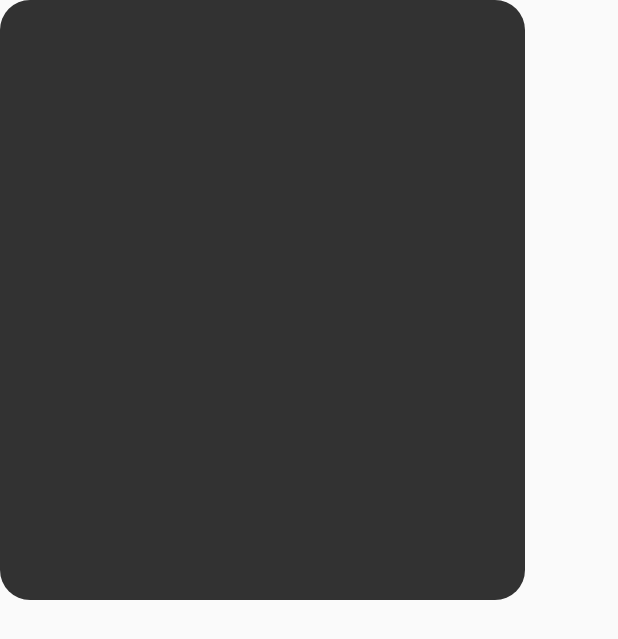
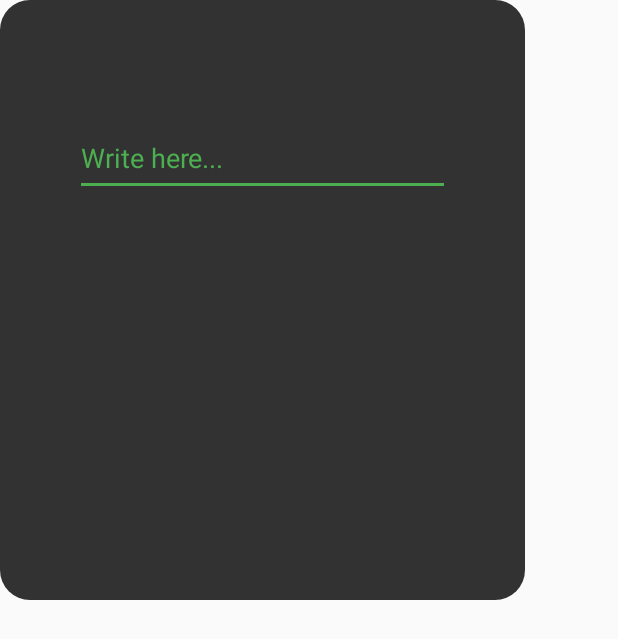
Before and after one commit to ratouney/DEV_area_2019, an Android app: the layout focus_app.xml on its own in the app's theme, with its tools: preview values and no code run, on a phone screen of 412 x 824 dp. Shown: the top 639 px of the screen. Run offline under Robolectric (Android 15) with nearby library versions, the phone set to English and light mode, and no system bars; network calls fail.

Commit message:
text edit ready to be implemented

```diff
--- a/app/src/main/res/layout/focus_app.xml
+++ b/app/src/main/res/layout/focus_app.xml
@@ -21,6 +21,16 @@
             android:id="@+id/focus_txt">
         </TextView>
 
+        <com.google.android.material.textfield.TextInputEditText
+            android:layout_width="250dp"
+            android:layout_height="50dp"
+            android:layout_gravity="center"
+            android:textColor="@color/green"
+            android:textColorHint="@color/green"
+            android:backgroundTint="@color/green"
+            android:hint="Write here...">
+        </com.google.android.material.textfield.TextInputEditText>
+
         <androidx.recyclerview.widget.RecyclerView
             android:id="@+id/recyclerViewButton"
             android:layout_width="match_parent"
```
